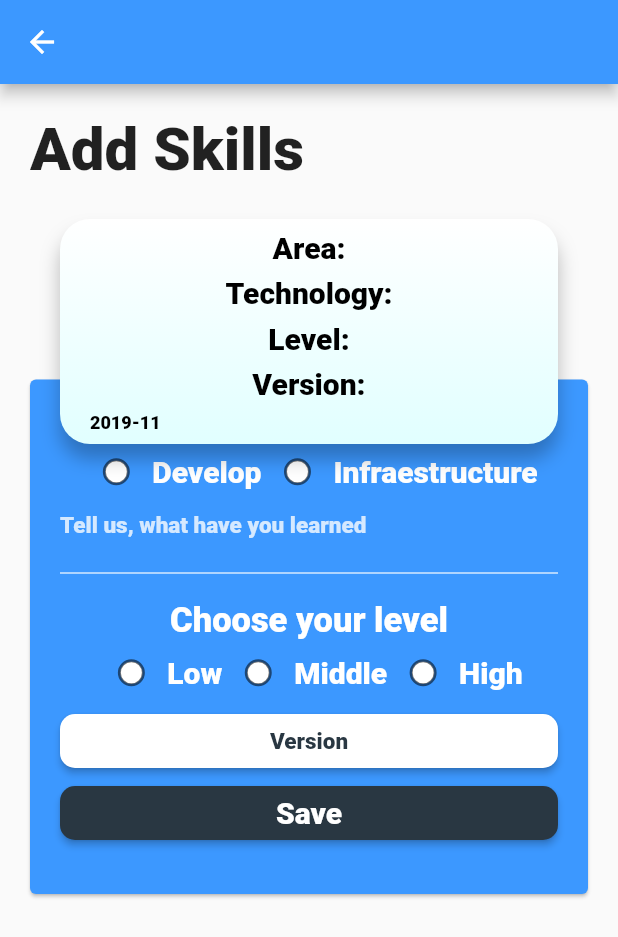
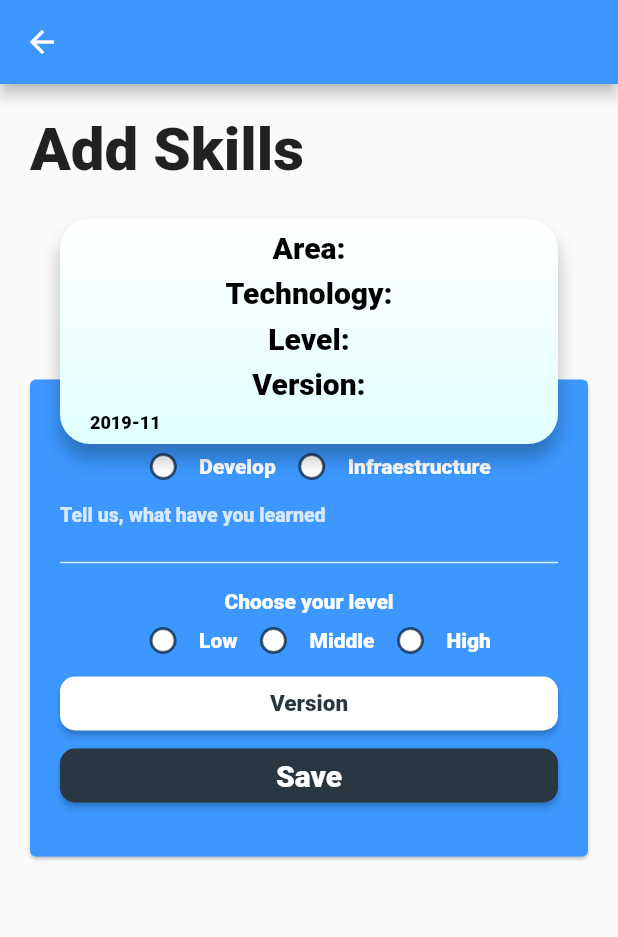
Before and after one commit to sebasbeleno/IG-Skills, a Flutter app: the AddSkill screen opened by its route, on a phone screen of 412 x 824 dp. Shown: the top 937 px of the screen. Run offline on Flutter 3.47's test engine with Material 2 defaults, Android fonts, the phone set to English and light mode, and no system bars; statements that could not run were skipped.

```diff
--- a/lib/src/pages/add_skills.dart
+++ b/lib/src/pages/add_skills.dart
@@ -148,9 +148,8 @@ class _AddSkillState extends State<AddSkill> {
                   ),
                 ),
                 Text("Develop",
-                    style: TextStyle(
-                        color: Color.fromARGB(255, 255, 255, 255),
-                        fontSize: 20)),
+                    style:
+                        TextStyle(color: Color.fromARGB(255, 255, 255, 255))),
                 Container(
                   height: 15,
                   decoration: BoxDecoration(
@@ -165,9 +164,7 @@ class _AddSkillState extends State<AddSkill> {
                   ),
                 ),
                 Text("Infraestructure",
-                    style: TextStyle(
-                        color: Color.fromARGB(255, 255, 255, 255),
-                        fontSize: 20))
+                    style: TextStyle(color: Color.fromARGB(255, 255, 255, 255)))
               ],
             ),
             Container(
@@ -183,7 +180,7 @@ class _AddSkillState extends State<AddSkill> {
                     hintStyle: TextStyle(
                         color: Color.fromARGB(200, 255, 255, 255),
                         fontFamily: "Roboto",
-                        fontSize: 15),
+                        fontSize: 13),
                     border: InputBorder.none,
                   ),
                 )),
@@ -195,8 +192,7 @@ class _AddSkillState extends State<AddSkill> {
             Container(
               child: Text(
                 "Choose your level",
-                style: TextStyle(
-                    color: Color.fromARGB(255, 255, 255, 255), fontSize: 23),
+                style: TextStyle(color: Color.fromARGB(255, 255, 255, 255)),
               ),
             ),
             SizedBox(
@@ -219,9 +215,8 @@ class _AddSkillState extends State<AddSkill> {
                   ),
                 ),
                 Text("Low",
-                    style: TextStyle(
-                        color: Color.fromARGB(255, 255, 255, 255),
-                        fontSize: 20)),
+                    style:
+                        TextStyle(color: Color.fromARGB(255, 255, 255, 255))),
                 Container(
                   height: 15,
                   decoration: BoxDecoration(
@@ -236,9 +231,8 @@ class _AddSkillState extends State<AddSkill> {
                   ),
                 ),
                 Text("Middle",
-                    style: TextStyle(
-                        color: Color.fromARGB(255, 255, 255, 255),
-                        fontSize: 20)),
+                    style:
+                        TextStyle(color: Color.fromARGB(255, 255, 255, 255))),
                 Container(
                   height: 15,
                   decoration: BoxDecoration(
@@ -253,9 +247,8 @@ class _AddSkillState extends State<AddSkill> {
                   ),
                 ),
                 Text("High",
-                    style: TextStyle(
-                        color: Color.fromARGB(255, 255, 255, 255),
-                        fontSize: 20)),
+                    style:
+                        TextStyle(color: Color.fromARGB(255, 255, 255, 255))),
               ],
             ),
             SizedBox(
```
